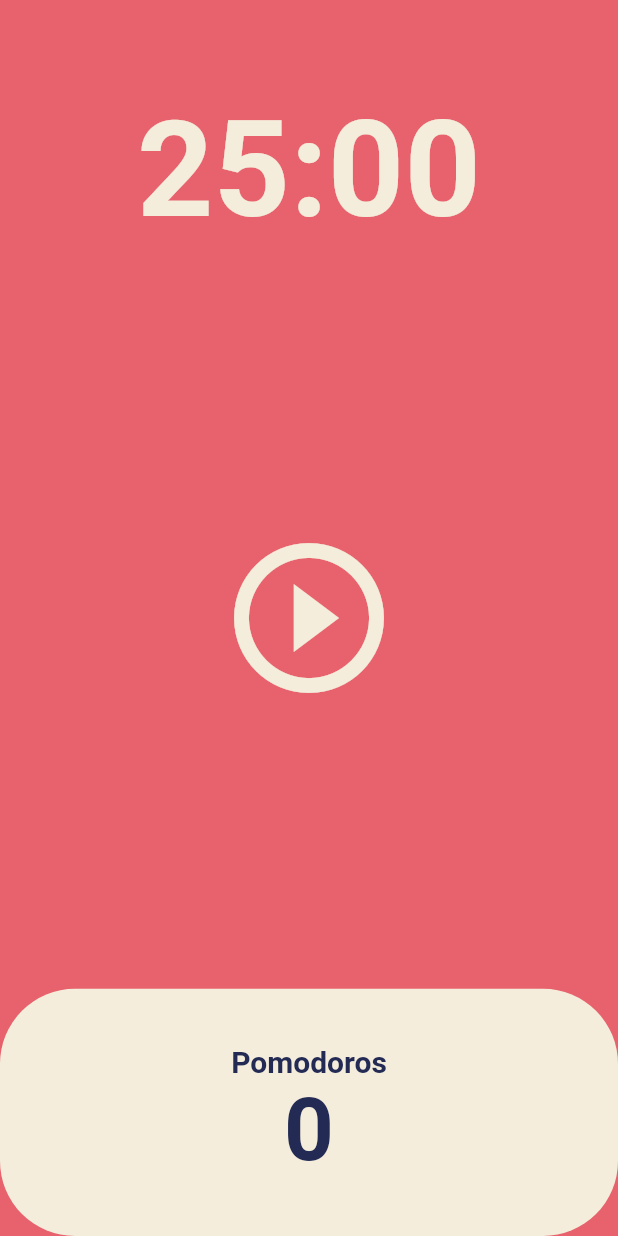
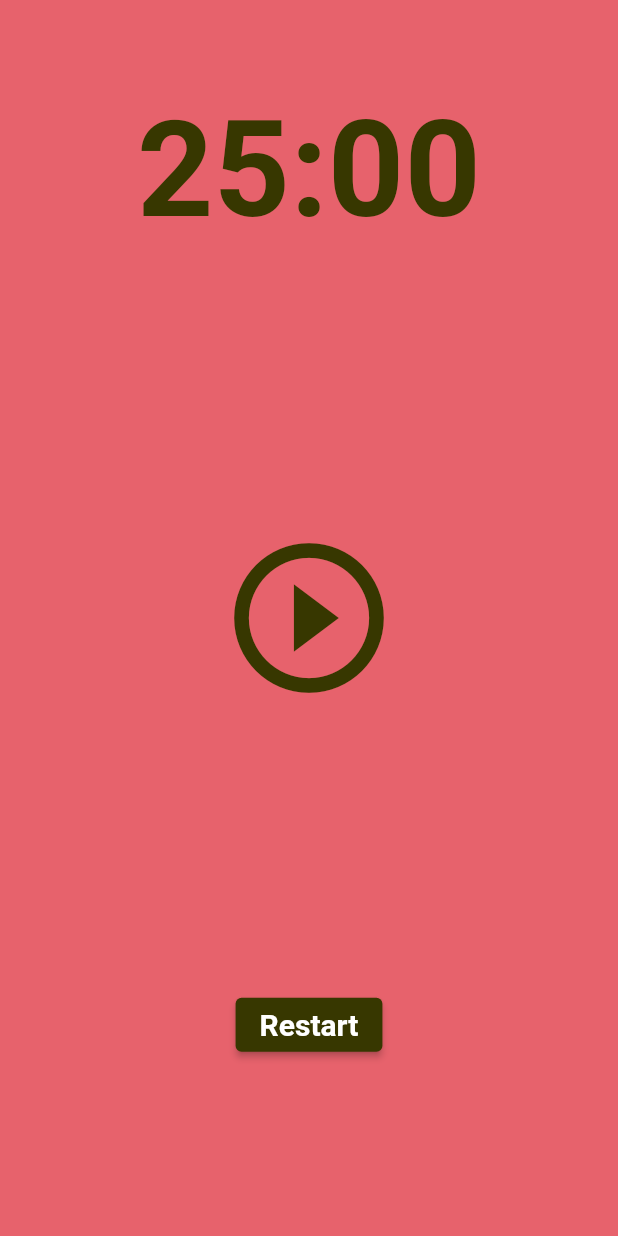
Before and after one commit to bee85919/toonflix, a Flutter app: the screen it shows after launch, on a phone screen of 412 x 824 dp. Run offline on Flutter 3.47's test engine with Material 2 defaults, Android fonts, the phone set to English and light mode, and no system bars.

Commit message:
5.4 Challenge
Add: the restart button

```diff
--- a/lib/main.dart
+++ b/lib/main.dart
@@ -20,7 +20,7 @@ class App extends StatelessWidget {
             color: Color(0xFF232B55),
           ),
         ),
-        cardColor: const Color(0xFFF4EDDB),
+        cardColor: const Color.fromARGB(255, 55, 55, 0),
       ),
       home: const HomeScreen(),
     );
--- a/lib/screens/home_screen.dart
+++ b/lib/screens/home_screen.dart
@@ -1,11 +1,10 @@
-// ignore_for_file: deprecated_member_use
+// ignore_for_file: deprecated_member_use, prefer_const_constructors, sort_child_properties_last
 
 import 'dart:async';
-
 import 'package:flutter/material.dart';
 
 class HomeScreen extends StatefulWidget {
-  const HomeScreen({super.key});
+  const HomeScreen({Key? key}) : super(key: key);
 
   @override
   State<HomeScreen> createState() => _HomeScreenState();
@@ -46,6 +45,16 @@ class _HomeScreenState extends State<HomeScreen> {
   void onPausePressed() {
     timer.cancel();
     setState(() {
+      isRunning = false;
+    });
+  }
+
+  void onRestartPressed() {
+    if (timer.isActive) {
+      timer.cancel();
+    }
+    setState(() {
+      totalSeconds = twentyFiveMinutes;
       isRunning = false;
     });
   }
@@ -91,39 +100,22 @@ class _HomeScreenState extends State<HomeScreen> {
           Flexible(
             flex: 1,
             child: Row(
+              mainAxisAlignment: MainAxisAlignment.spaceEvenly,
               children: [
-                Expanded(
-                  child: Container(
-                    decoration: BoxDecoration(
-                      color: Theme.of(context).cardColor,
-                      borderRadius: BorderRadius.circular(50),
-                    ),
-                    child: Column(
-                      mainAxisAlignment: MainAxisAlignment.center,
-                      children: [
-                        Text(
-                          'Pomodoros',
-                          style: TextStyle(
-                            fontSize: 20,
-                            fontWeight: FontWeight.w600,
-                            color: Theme.of(context).textTheme.headline1!.color,
-                          ),
-                        ),
-                        Text(
-                          '$totalPomodoros',
-                          style: TextStyle(
-                            fontSize: 58,
-                            fontWeight: FontWeight.w600,
-                            color: Theme.of(context).textTheme.headline1!.color,
-                          ),
-                        ),
-                      ],
+                ElevatedButton(
+                  onPressed: onRestartPressed,
+                  child: Text('Restart'),
+                  style: ElevatedButton.styleFrom(
+                    primary: Theme.of(context).cardColor,
+                    textStyle: TextStyle(
+                      fontSize: 20,
+                      fontWeight: FontWeight.w600,
                     ),
                   ),
                 ),
               ],
             ),
-          )
+          ),
         ],
       ),
     );
```
